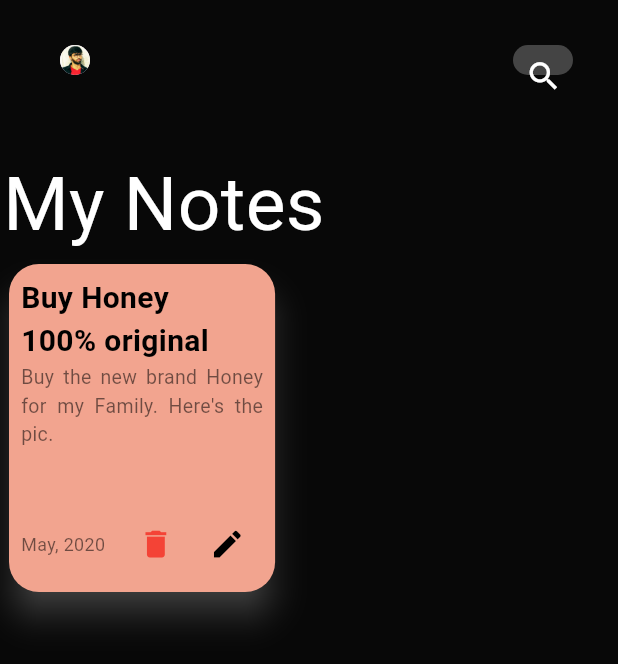
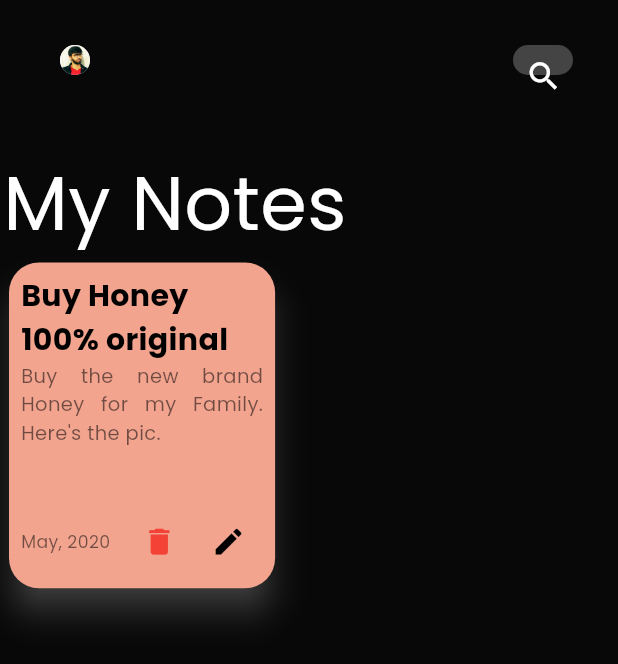
Before and after one commit to xhambluefox/notes_app, a Flutter app: the screen it shows after launch, on a phone screen of 412 x 824 dp. Shown: the top 664 px of the screen. Run offline on Flutter 3.47's test engine with Material 2 defaults, Android fonts, the phone set to English and light mode, and no system bars.

Commit message:
Add google fonts

```diff
--- a/lib/Views/Widgets/bodyHome.dart
+++ b/lib/Views/Widgets/bodyHome.dart
@@ -32,6 +32,7 @@ class _BodyHomePageState extends State<BodyHomePage> {
               style: TextStyle(
                   color: Colors.white,
                   fontSize: 50,
+
                   fontWeight: FontWeight.normal),
             ),
             CardWidgets()
--- a/lib/main.dart
+++ b/lib/main.dart
@@ -19,6 +19,7 @@ class MyApp extends StatelessWidget {
 
       theme: ThemeData(
         scaffoldBackgroundColor: buttonColor,
+        fontFamily: 'Poppins',
 
 
         colorScheme: ColorScheme.fromSeed(seedColor: Colors.deepPurple),
```
Also changed, not shown: pubspec.yaml (+12 -7 lines), fonts/Poppins-Bold.ttf (added), fonts/Poppins-Regular.ttf (added), fonts/Poppins-SemiBold.ttf (added), pubspec.lock.
